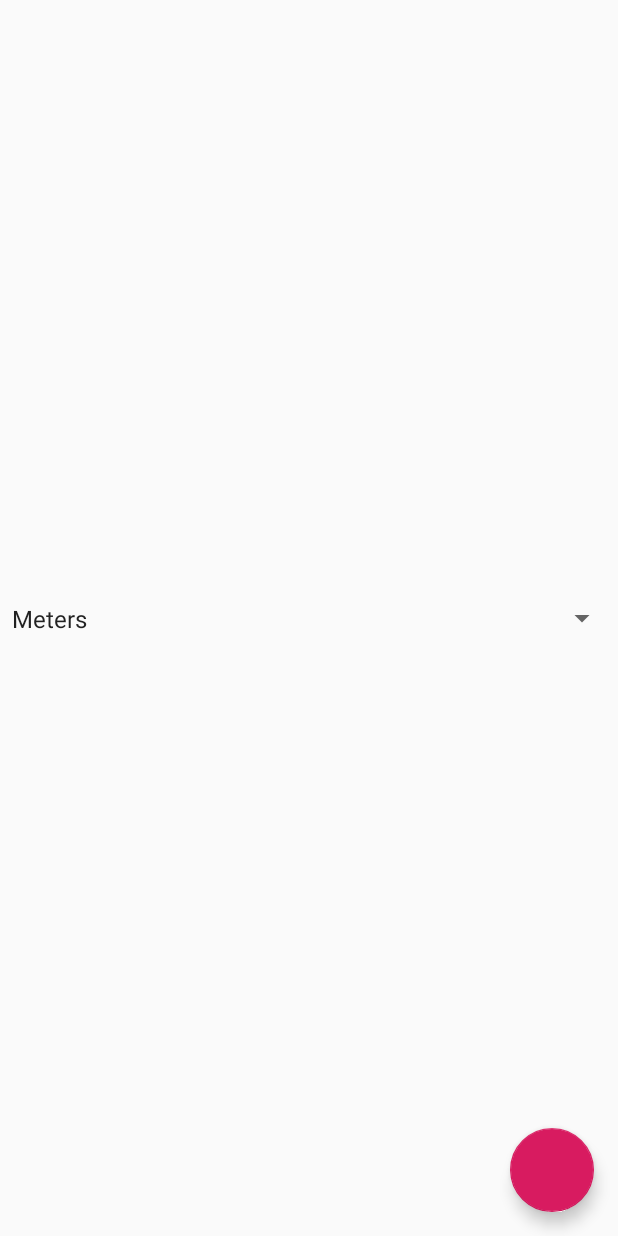
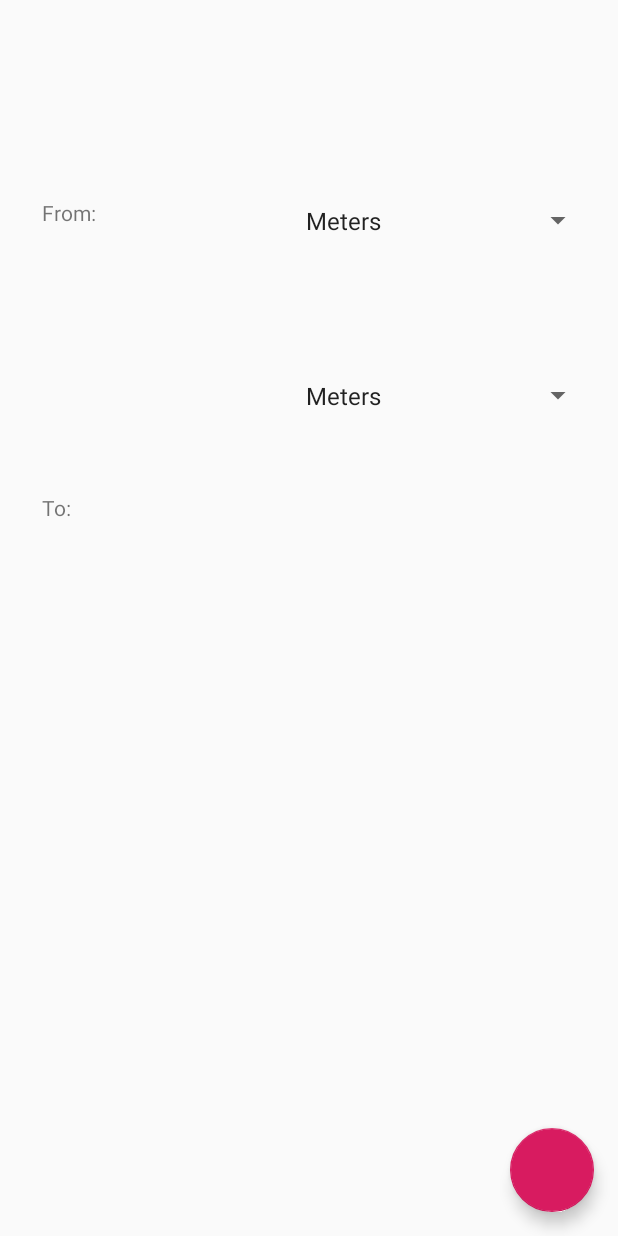
Before and after one commit to mitchmad18/hw5_cis357, an Android app: the settingsActivity screen opened directly, with no data from a screen before it, on a phone screen of 412 x 824 dp. Run offline under Robolectric (Android 15) with nearby library versions, the phone set to English and light mode, and no system bars.

Commit message:
Got the settings screen set up and working.

```diff
--- a/app/src/main/java/com/example/calculatorapp/settingsActivity.java
+++ b/app/src/main/java/com/example/calculatorapp/settingsActivity.java
@@ -4,10 +4,8 @@ import android.content.Intent;
 import android.os.Bundle;
 
 import com.google.android.material.floatingactionbutton.FloatingActionButton;
-import com.google.android.material.snackbar.Snackbar;
 
 import androidx.appcompat.app.AppCompatActivity;
-import androidx.appcompat.widget.Toolbar;
 
 import android.view.View;
 import android.widget.AdapterView;
@@ -16,7 +14,9 @@ import android.widget.Spinner;
 
 public class settingsActivity extends AppCompatActivity {
 
-    private String selection = " ";
+    private String toSelection = " ";
+    private String fromSelection = " ";
+    private String mode = "length";
 
     @Override
     protected void onCreate(Bundle savedInstanceState) {
@@ -26,29 +26,65 @@ public class settingsActivity extends AppCompatActivity {
         //setSupportActionBar(toolbar);
 
         FloatingActionButton fab = findViewById(R.id.fab);
+        Spinner fromUnitsSpinner = (Spinner) findViewById(R.id.fromUnitsSpinner);
+        Spinner toUnitsSpinner = (Spinner) findViewById(R.id.toUnitsSpinner);
+
+        //fab button
         fab.setOnClickListener(new View.OnClickListener() {
             @Override
             public void onClick(View view) {
                 //Snackbar.make(view, "Replace with your own action", Snackbar.LENGTH_LONG)
                         //.setAction("Action", null).show();
                 Intent intent = new Intent();
-                intent.putExtra("unit", selection);
+                //send the user selected to and from units
+                intent.putExtra("fromUnit", fromSelection);
+                intent.putExtra("toUnit", toSelection);
+
                 setResult(MainActivity.SETTINGS_SELECTION,intent);
                 finish();
             }
         });
 
-        Spinner spinner = (Spinner) findViewById(R.id.unitsSpinner);
-
-        ArrayAdapter<CharSequence> adapter = ArrayAdapter.createFromResource(this,
+        //set up the proper units for the spinners
+        ArrayAdapter<CharSequence> lengthUnits = ArrayAdapter.createFromResource(this,
                 R.array.lengthUnits, android.R.layout.simple_spinner_item);
 
-        adapter.setDropDownViewResource(android.R.layout.simple_spinner_dropdown_item);
-        spinner.setAdapter(adapter);
-        spinner.setOnItemSelectedListener(new AdapterView.OnItemSelectedListener() {
+        ArrayAdapter<CharSequence> volumeUnits = ArrayAdapter.createFromResource(this,
+                R.array.lengthUnits, android.R.layout.simple_spinner_item);
+
+        //populate spinners with the units based on the current mode
+        if(mode == "length"){
+            lengthUnits.setDropDownViewResource(android.R.layout.simple_spinner_dropdown_item);
+            fromUnitsSpinner.setAdapter(lengthUnits);
+            toUnitsSpinner.setAdapter(lengthUnits);
+        }
+        else {
+            volumeUnits.setDropDownViewResource(android.R.layout.simple_spinner_dropdown_item);
+            fromUnitsSpinner.setAdapter(volumeUnits);
+            toUnitsSpinner.setAdapter(volumeUnits);
+
+        }
+
+
+        //from units spinner
+        fromUnitsSpinner.setOnItemSelectedListener(new AdapterView.OnItemSelectedListener() {
             @Override
             public void onItemSelected(AdapterView<?> adapterView, View view, int i, long l) {
-                selection = (String) adapterView.getItemAtPosition(i);
+                fromSelection = (String) adapterView.getItemAtPosition(i);
+            }
+
+            @Override
+            public void onNothingSelected(AdapterView<?> parent) {
+
+            }
+        });
+
+        //to units spinner
+        toUnitsSpinner.setOnItemSelectedListener(new AdapterView.OnItemSelectedListener() {
+            @Override
+            public void onItemSelected(AdapterView<?> adapterView, View view, int i, long l) {
+                //if toLabel/fromLabel isVisible()
+                toSelection = (String) adapterView.getItemAtPosition(i);
             }
 
             @Override
--- a/app/src/main/res/layout/activity_settings.xml
+++ b/app/src/main/res/layout/activity_settings.xml
@@ -15,11 +15,46 @@
         app:layout_constraintEnd_toEndOf="parent" />
 
     <Spinner
-        android:id="@+id/unitsSpinner"
-        android:layout_width="match_parent"
-        android:layout_height="35dp"
+        android:id="@+id/fromUnitsSpinner"
+        android:layout_width="200dp"
+        android:layout_height="30dp"
+        android:layout_marginTop="132dp"
+        android:layout_marginEnd="16dp"
+        android:layout_marginRight="16dp"
+        app:layout_constraintEnd_toEndOf="parent"
+        app:layout_constraintTop_toTopOf="parent" />
+
+    <Spinner
+        android:id="@+id/toUnitsSpinner"
+        android:layout_width="200dp"
+        android:layout_height="30dp"
+        android:layout_marginEnd="16dp"
+        android:layout_marginRight="16dp"
         app:layout_constraintBottom_toBottomOf="parent"
-        app:layout_constraintTop_toTopOf="parent"
-        tools:layout_editor_absoluteX="0dp" />
+        app:layout_constraintEnd_toEndOf="parent"
+        app:layout_constraintTop_toBottomOf="@+id/fromUnitsSpinner"
+        app:layout_constraintVertical_bias="0.137" />
+
+    <TextView
+        android:id="@+id/fromLabel"
+        android:layout_width="wrap_content"
+        android:layout_height="wrap_content"
+        android:layout_marginStart="28dp"
+        android:layout_marginLeft="28dp"
+        android:layout_marginTop="132dp"
+        android:text="From:"
+        app:layout_constraintStart_toStartOf="parent"
+        app:layout_constraintTop_toTopOf="parent" />
+
+    <TextView
+        android:id="@+id/toLabel"
+        android:layout_width="wrap_content"
+        android:layout_height="wrap_content"
+        android:layout_marginStart="28dp"
+        android:layout_marginLeft="28dp"
+        android:layout_marginBottom="476dp"
+        android:text="To:"
+        app:layout_constraintBottom_toBottomOf="parent"
+        app:layout_constraintStart_toStartOf="parent" />
 
 </androidx.constraintlayout.widget.ConstraintLayout>
```
Also changed, not shown: app/src/main/java/com/example/calculatorapp/MainActivity.java (+11 -6 lines), app/src/main/java/com/example/calculatorapp/UnitsConverter.java (added, +128 -0 lines).
